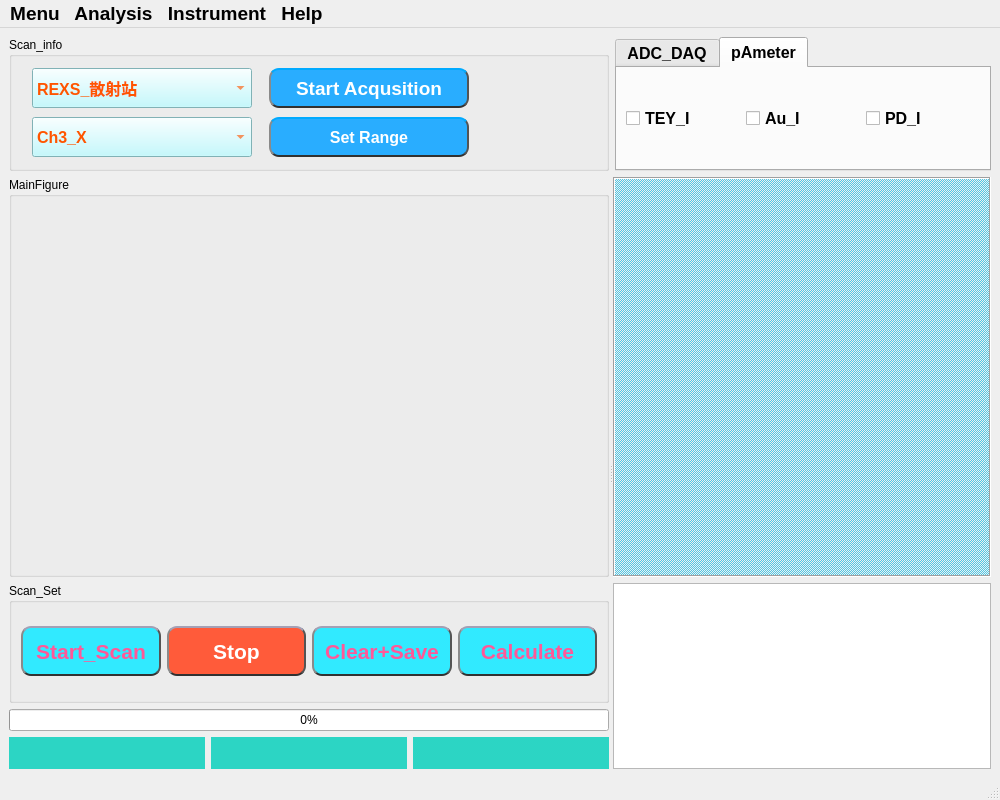
Qt form UI/UI_REXS_SCAN.ui (zlmturnout/REXS_SCANControl) before a commit.
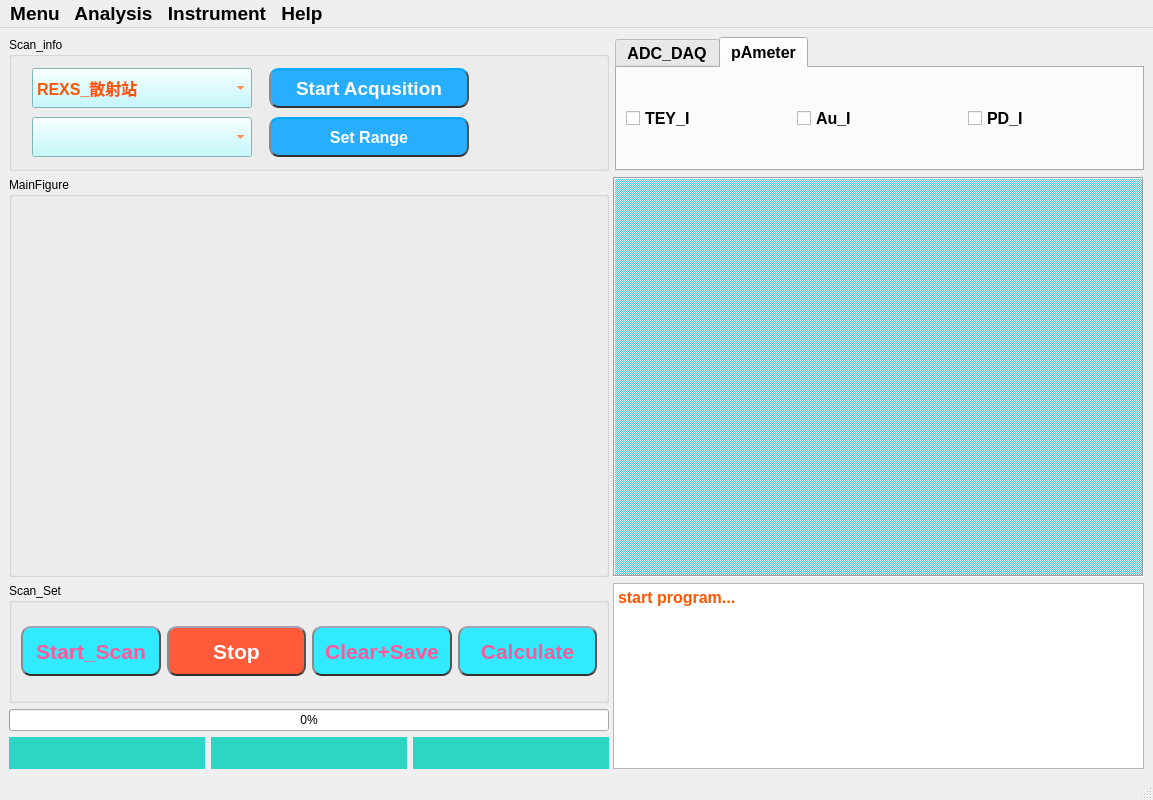
The same form after that commit. The open tabs and pages were chosen to show the change.

Commit message: update scan channel

The edit to the form file:
```diff
--- a/UI/UI_REXS_SCAN.ui
+++ b/UI/UI_REXS_SCAN.ui
@@ -6,7 +6,7 @@
    <rect>
     <x>0</x>
     <y>0</y>
-    <width>1000</width>
+    <width>1153</width>
     <height>800</height>
    </rect>
   </property>
@@ -628,21 +628,6 @@
               <string notr="true">color: rgb(255, 85, 0);
 background-color: rgb(180, 249, 255);</string>
              </property>
-             <item>
-              <property name="text">
-               <string>Ch3_X</string>
-              </property>
-             </item>
-             <item>
-              <property name="text">
-               <string>Ch4_Y</string>
-              </property>
-             </item>
-             <item>
-              <property name="text">
-               <string>Ch5_Z</string>
-              </property>
-             </item>
             </widget>
            </item>
            <item row="1" column="1">
@@ -866,7 +851,7 @@
         <property name="orientation">
          <enum>Qt::Horizontal</enum>
         </property>
-        <widget class="QWidget" name="">
+        <widget class="QWidget" name="layoutWidget">
          <layout class="QVBoxLayout" name="verticalLayout_3">
           <item>
            <widget class="QGroupBox" name="Main_fig_box">
@@ -2970,7 +2955,7 @@
           </item>
          </layout>
         </widget>
-        <widget class="QWidget" name="">
+        <widget class="QWidget" name="layoutWidget">
          <layout class="QVBoxLayout" name="verticalLayout_2">
           <item>
            <widget class="QMdiArea" name="Monitor_MDI">
@@ -3080,8 +3065,8 @@
             </property>
             <property name="font">
              <font>
-              <family>Cambria Math</family>
-              <pointsize>14</pointsize>
+              <family>Arial</family>
+              <pointsize>10</pointsize>
               <bold>false</bold>
              </font>
             </property>
@@ -3096,8 +3081,9 @@
 &lt;html&gt;&lt;head&gt;&lt;meta name=&quot;qrichtext&quot; content=&quot;1&quot; /&gt;&lt;meta charset=&quot;utf-8&quot; /&gt;&lt;style type=&quot;text/css&quot;&gt;
 p, li { white-space: pre-wrap; }
 hr { height: 1px; border-width: 0; }
-&lt;/style&gt;&lt;/head&gt;&lt;body style=&quot; font-family:'Cambria Math'; font-size:14pt; font-weight:400; font-style:normal;&quot;&gt;
-&lt;p align=&quot;justify&quot; style=&quot;-qt-paragraph-type:empty; margin-top:0px; margin-bottom:0px; margin-left:0px; margin-right:0px; -qt-block-indent:0; text-indent:0px; font-family:'Arial'; font-size:16pt; font-weight:700;&quot;&gt;&lt;br /&gt;&lt;/p&gt;&lt;/body&gt;&lt;/html&gt;</string>
+&lt;/style&gt;&lt;/head&gt;&lt;body style=&quot; font-family:'Arial'; font-size:10pt; font-weight:400; font-style:normal;&quot;&gt;
+&lt;p align=&quot;justify&quot; style=&quot; margin-top:0px; margin-bottom:0px; margin-left:0px; margin-right:0px; -qt-block-indent:0; text-indent:0px;&quot;&gt;&lt;span style=&quot; font-size:12pt; font-weight:700;&quot;&gt;start program...&lt;/span&gt;&lt;/p&gt;
+&lt;p align=&quot;justify&quot; style=&quot;-qt-paragraph-type:empty; margin-top:0px; margin-bottom:0px; margin-left:0px; margin-right:0px; -qt-block-indent:0; text-indent:0px; font-size:12pt; font-weight:700;&quot;&gt;&lt;br /&gt;&lt;/p&gt;&lt;/body&gt;&lt;/html&gt;</string>
             </property>
            </widget>
           </item>
@@ -3114,7 +3100,7 @@
     <rect>
      <x>0</x>
      <y>0</y>
-     <width>1000</width>
+     <width>1153</width>
      <height>28</height>
     </rect>
    </property>
```
Left out of the diff: 6 changed lines with no effect on the pictures. The commit also changes 3 other files.
